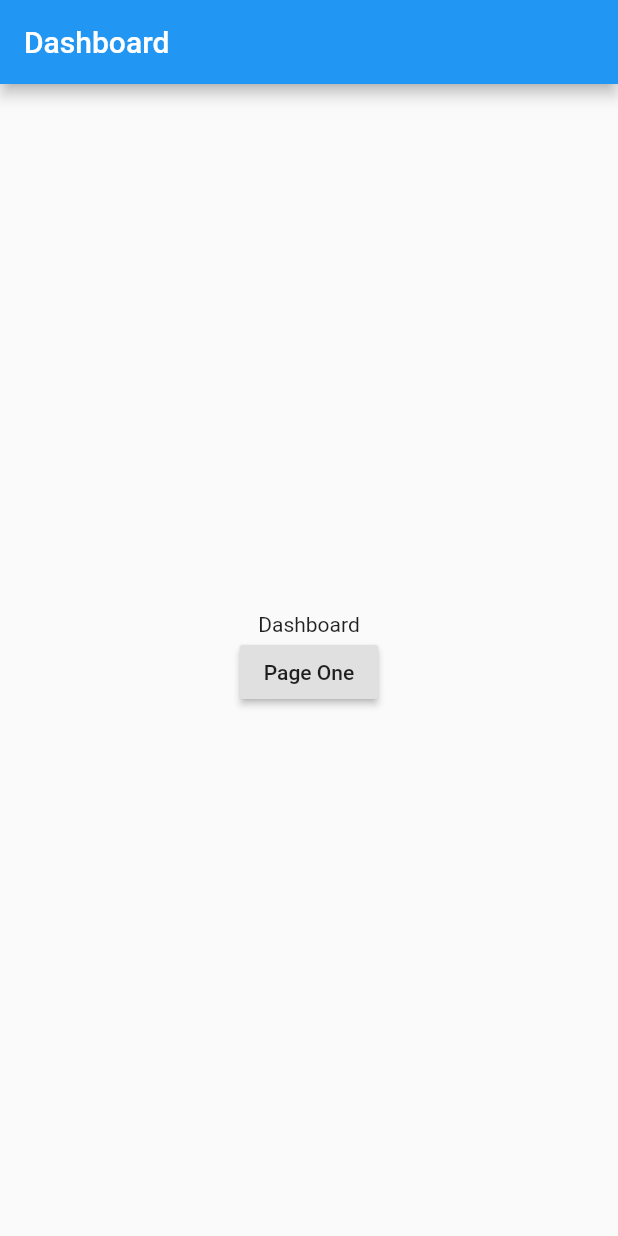
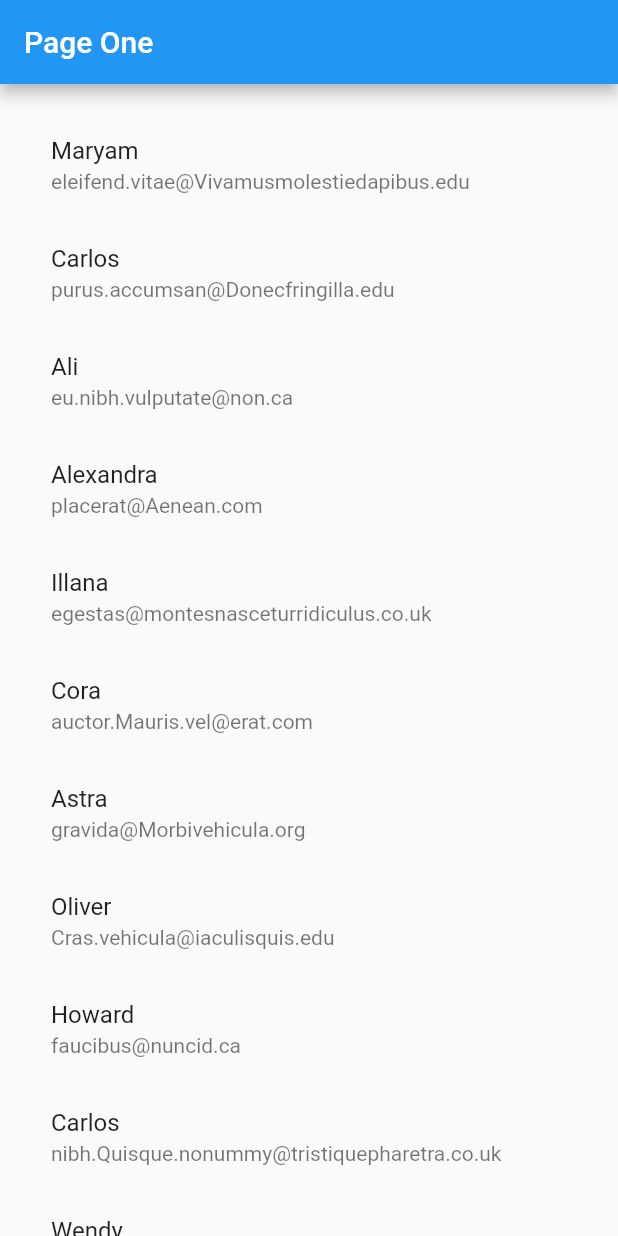
Before and after one commit to aip777/flutter, a Flutter app: the screen it shows after launch, on a phone screen of 412 x 824 dp. Run offline on Flutter 3.47's test engine with Material 2 defaults, Android fonts, the phone set to English and light mode, and no system bars.

Commit message:
List Data Show New Page

```diff
--- a/lib/main.dart
+++ b/lib/main.dart
@@ -1,3 +1,4 @@
+import 'package:flutter/cupertino.dart';
 import 'package:flutter/material.dart';
 import 'package:multipage/pages/page_one.dart';
 
@@ -11,25 +12,46 @@ class Dashboard extends StatefulWidget {
 }
 
 class _DashboardState extends State<Dashboard> {
+  List people = [
+    {"name": "Maryam", "email": "eleifend.vitae@Vivamusmolestiedapibus.edu"},
+    {"name": "Carlos", "email": "purus.accumsan@Donecfringilla.edu"},
+    {"name": "Ali", "email": "eu.nibh.vulputate@non.ca"},
+    {"name": "Alexandra", "email": "placerat@Aenean.com"},
+    {"name": "Illana", "email": "egestas@montesnasceturridiculus.co.uk"},
+    {"name": "Cora", "email": "auctor.Mauris.vel@erat.com"},
+    {"name": "Astra", "email": "gravida@Morbivehicula.org"},
+    {"name": "Oliver", "email": "Cras.vehicula@iaculisquis.edu"},
+    {"name": "Howard", "email": "faucibus@nuncid.ca"},
+    {"name": "Carlos", "email": "nibh.Quisque.nonummy@tristiquepharetra.co.uk"},
+    {"name": "Wendy", "email": "Etiam@leoelementum.co.uk"},
+    {"name": "Desirae", "email": "posuere.enim.nisl@infaucibusorci.com"},
+    {"name": "Cora", "email": "auctor.Mauris.vel@erat.com"},
+    {"name": "Astra", "email": "gravida@Morbivehicula.org"},
+    {"name": "Oliver", "email": "Cras.vehicula@iaculisquis.edu"},
+    {"name": "Howard", "email": "faucibus@nuncid.ca"},
+    {"name": "Carlos", "email": "nibh.Quisque.nonummy@tristiquepharetra.co.uk"},
+    {"name": "Wendy", "email": "Etiam@leoelementum.co.uk"},
+  ];
+
   @override
   Widget build(BuildContext context) {
     return Scaffold(
-      appBar: AppBar(title: Text("Dashboard"),),
-      body: Center(
-        child: Column(
-          mainAxisAlignment: MainAxisAlignment.center,
-        children: <Widget>[
-          Text("Dashboard"),
-          RaisedButton(
-            child: Text("Page One"),
-            onPressed: (){
-              var message = "Bala Asot Ni";
-              Route route = MaterialPageRoute(builder: (context)=>PageOne(message));
-              Navigator.push(context, route);
-            },
-          )
-        ],
-      ),
+      appBar: AppBar(title: Text("Page One"),),
+      body: new ListView.builder(
+          padding: new EdgeInsets.all(18.0),
+
+          itemBuilder: (BuildContext context, int index){
+            return ListTile(
+              title: Text(people[index]['name']),
+              subtitle: Text(people[index]['email']),
+              onTap: (){
+                print(people[index]);
+                Route route = MaterialPageRoute(builder: (context)=>PageOne(people[index]));
+                Navigator.push(context, route);
+              },
+            );
+          }
+
       ),
     );
   }
```
Also changed, not shown: lib/pages/page_one.dart (+7 -6 lines).
